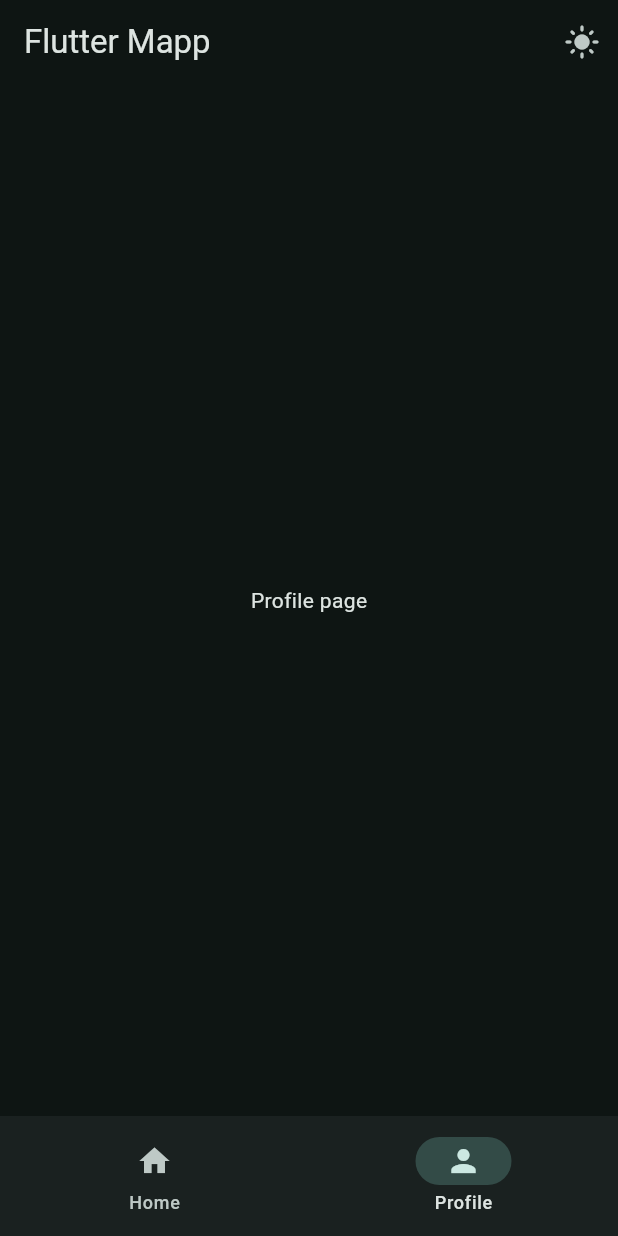
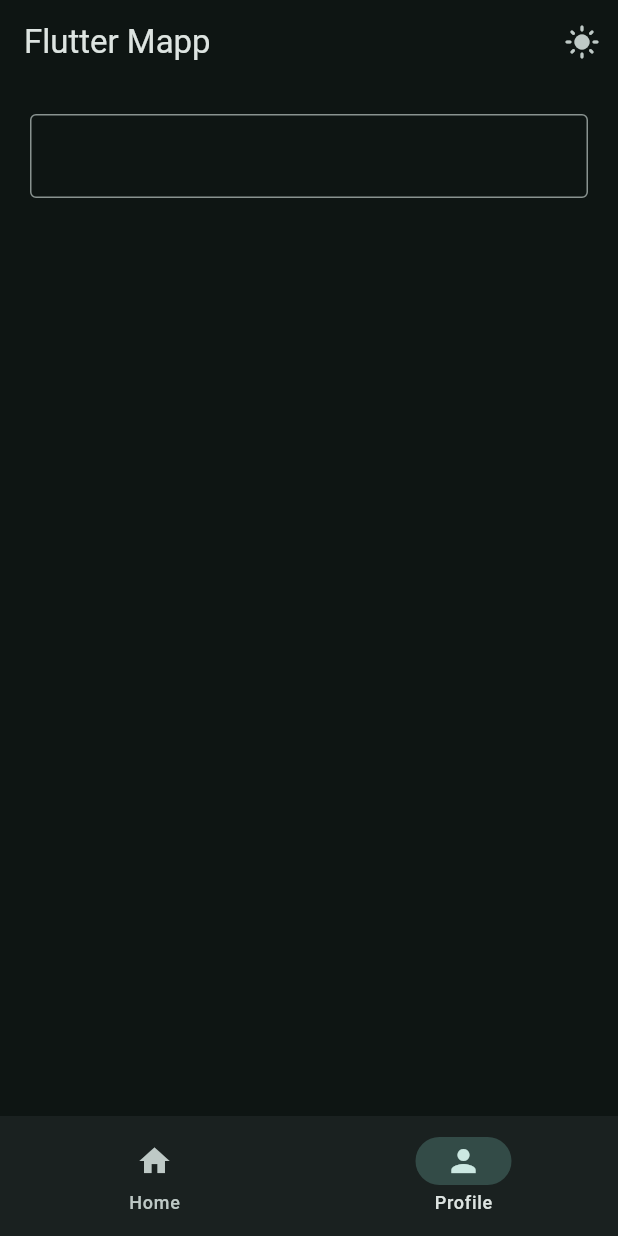
Before and after one commit to sanke46/fitness_crm, a Flutter app: the screen it shows after launch, item 2 of the bottom bar chosen, on a phone screen of 412 x 824 dp. Run offline on Flutter 3.47's test engine with Material 3 defaults, Android fonts, the phone set to English and light mode, and no system bars.

Commit message:
check TextField

```diff
--- a/lib/views/pages/profile_page.dart
+++ b/lib/views/pages/profile_page.dart
@@ -1,10 +1,32 @@
 import 'package:flutter/material.dart';
 
-class ProfilePage extends StatelessWidget {
+class ProfilePage extends StatefulWidget {
   const ProfilePage({super.key});
 
   @override
+  State<ProfilePage> createState() => _ProfilePageState();
+}
+
+class _ProfilePageState extends State<ProfilePage> {
+  TextEditingController mController = TextEditingController();
+
+  @override
   Widget build(BuildContext context) {
-    return Center(child: Text("Profile page"));
+    return Padding(
+      padding: const EdgeInsets.all(20.0),
+      child: Column(
+        children: [
+          TextField(
+            controller: mController,
+            decoration: InputDecoration(border: OutlineInputBorder()),
+            onEditingComplete: () {
+              setState(() {});
+            },
+          ),
+
+          Text(mController.text),
+        ],
+      ),
+    );
   }
 }
```
